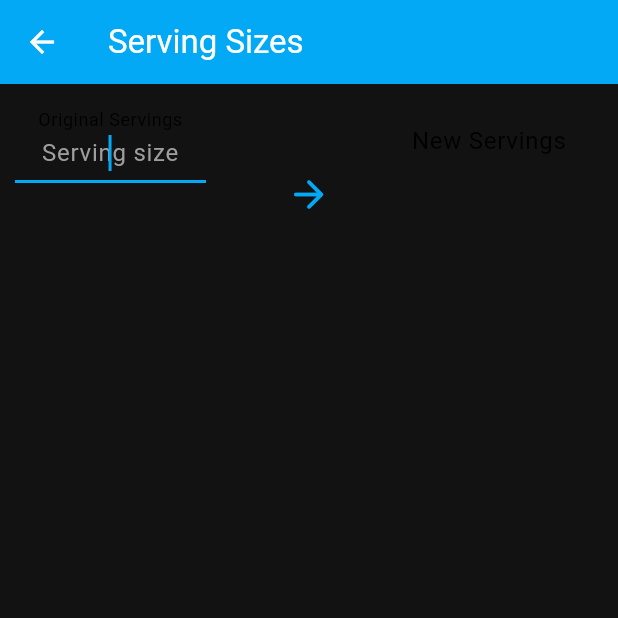
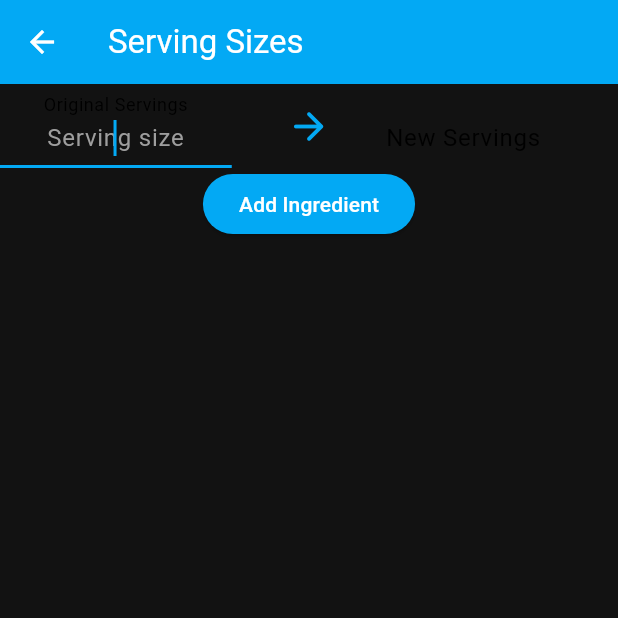
Before and after one commit to Setanna/kitchen_assistant, a Flutter app: the ServingSizes screen opened directly, on a phone screen of 412 x 824 dp, the top half of it. Run offline on Flutter 3.47's test engine with Material 3 defaults, Android fonts, the light colour scheme and no system bars.

Commit message:
Updated: design and added button without function

```diff
--- a/lib/serving_sizes.dart
+++ b/lib/serving_sizes.dart
@@ -1,4 +1,5 @@
 import 'package:flutter/material.dart';
+import 'package:flutter/services.dart';
 
 class ServingSizes extends StatelessWidget {
   const ServingSizes({super.key});
@@ -9,36 +10,56 @@ class ServingSizes extends StatelessWidget {
       appBar: AppBar(
         title: const Text('Serving Sizes'),
       ),
-      body: Center(
-        child: GridView.count(
-          padding: const EdgeInsets.all(10),
-          crossAxisCount: 3,
-          crossAxisSpacing: 5.0,
-          mainAxisSpacing: 5.0,
-          children: const [
-            TextField(
+      body: Column(
+        children: [
+          Row(
+            mainAxisAlignment: MainAxisAlignment.spaceAround,
+            children: [
+              Expanded(
+                flex: 3,
+                child: TextField(
                   textAlign: TextAlign.center,
                   autofocus: true,
-              decoration: InputDecoration(
+                  keyboardType: TextInputType.number,
+                  inputFormatters: [FilteringTextInputFormatter.digitsOnly],
+                  decoration: const InputDecoration(
                     labelText: 'Original Servings',
                     floatingLabelAlignment: FloatingLabelAlignment.center,
+                    alignLabelWithHint: true,
                     hintText: 'Serving size',
                   ),
                 ),
-            Icon(
+              ),
+              const Expanded(
+                flex: 2,
+                child: Icon(
                   Icons.arrow_forward_rounded,
                   size: 30.0,
                 ),
-            TextField(
+              ),
+              Expanded(
+                flex: 3,
+                child: TextField(
                   textAlign: TextAlign.center,
-              decoration: InputDecoration(
+                  keyboardType: TextInputType.number,
+                  inputFormatters: [FilteringTextInputFormatter.digitsOnly],
+                  decoration: const InputDecoration(
                     labelText: 'New Servings',
                     floatingLabelAlignment: FloatingLabelAlignment.center,
+                    alignLabelWithHint: true,
                     hintText: 'Serving size',
+                  ),
                 ),
               ),
             ],
           ),
+          Row(
+            mainAxisAlignment: MainAxisAlignment.spaceAround,
+            children: [
+              ElevatedButton(onPressed: () {}, child: Text("Add Ingredient"))
+            ],
+          ),
+        ],
       ),
     );
   }
--- a/lib/theme.dart
+++ b/lib/theme.dart
@@ -22,6 +22,12 @@ class ThemeClass {
         hintStyle: TextStyle(color: Colors.grey),
         activeIndicatorBorder: BorderSide(color: Colors.lightBlue),
         enabledBorder: InputBorder.none,
+      ),
+      elevatedButtonTheme: ElevatedButtonThemeData(
+        style: ButtonStyle(
+          backgroundColor: MaterialStateProperty.all<Color>(Colors.lightBlue),
+          foregroundColor: MaterialStateProperty.all<Color>(Colors.white),
+        ),
       ),
       textTheme: const TextTheme(
         titleLarge: TextStyle(color: Colors.black),
@@ -60,6 +66,13 @@ class ThemeClass {
         activeIndicatorBorder: BorderSide(color: Colors.indigoAccent),
         enabledBorder: InputBorder.none,
       ),
+      elevatedButtonTheme: ElevatedButtonThemeData(
+        style: ButtonStyle(
+          backgroundColor:
+              MaterialStateProperty.all<Color>(Colors.indigoAccent),
+          foregroundColor: MaterialStateProperty.all<Color>(Colors.white),
+        ),
+      ),
       textTheme: const TextTheme(
         titleLarge: TextStyle(color: Colors.white),
         titleMedium: TextStyle(color: Colors.white),
```
Lines whose indentation alone changed are shown as unchanged.
